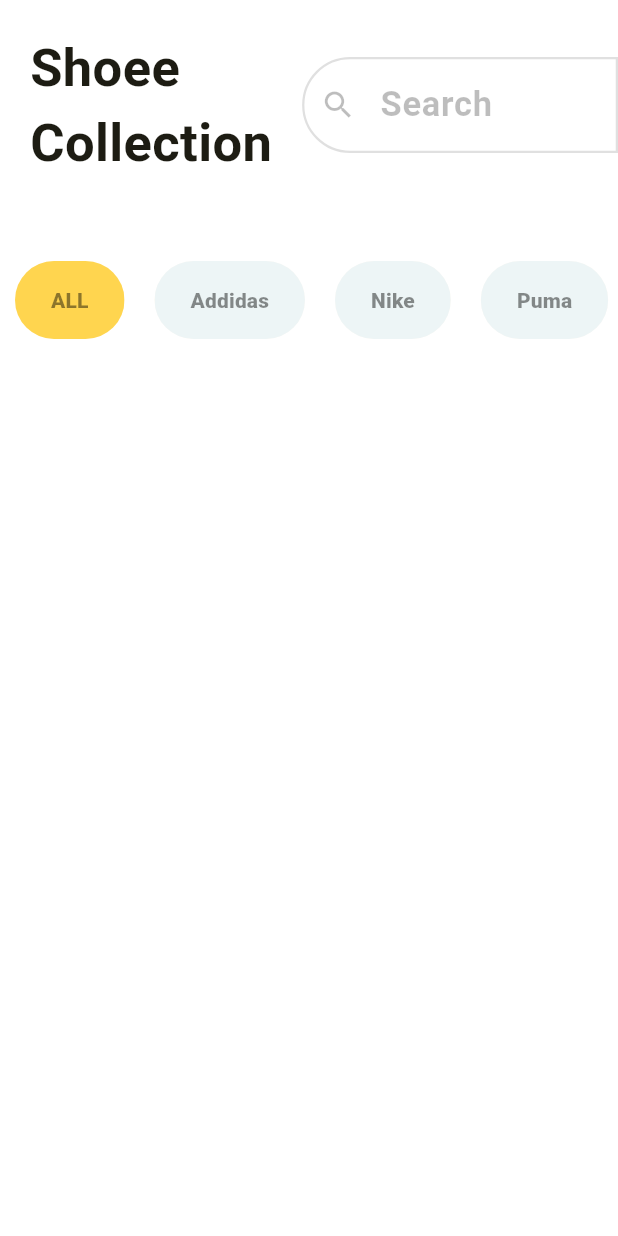
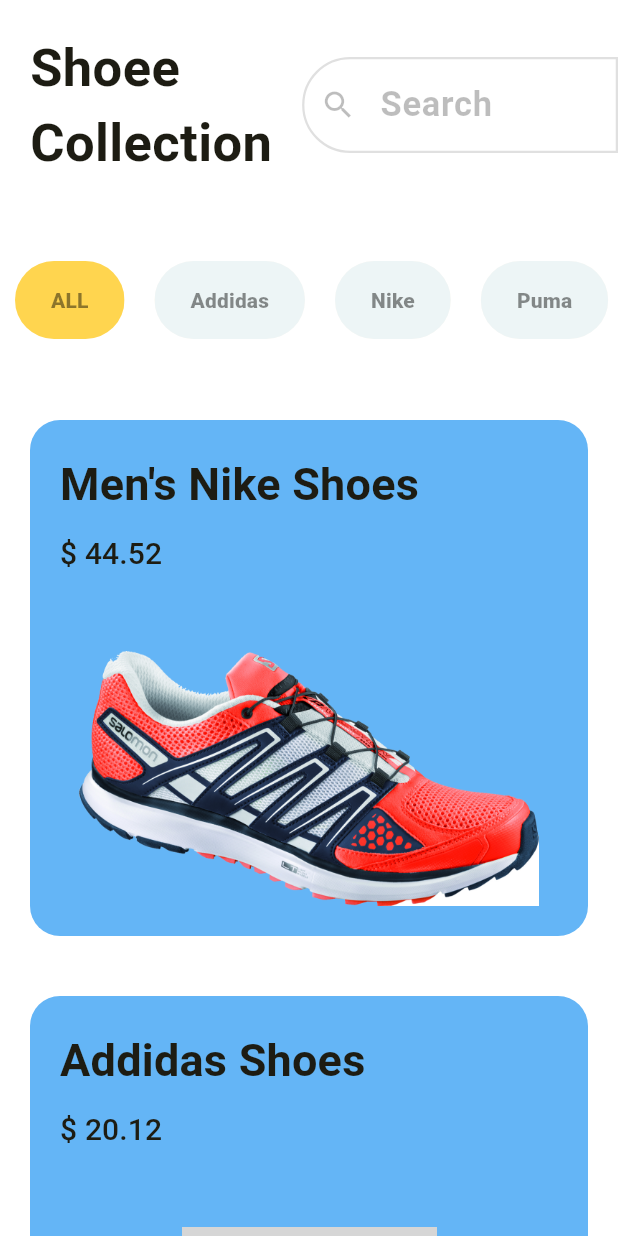
Before and after one commit to vijay4dev/ecomapp_project, a Flutter app: the screen it shows after launch, on a phone screen of 412 x 824 dp. Run offline on Flutter 3.47's test engine with Material 3 defaults, Android fonts, the phone set to English and light mode, and no system bars; missing offline and left inert: dart:ffi; Roboto replaces fonts that are missing (sans); grey boxes are pictures that could not be loaded.

Commit message:
added cards

```diff
--- a/lib/main.dart
+++ b/lib/main.dart
@@ -26,6 +26,16 @@
           prefixIconColor: Colors.black26,
           contentPadding: EdgeInsets.only(left: 0),
         ),
+        textTheme: const TextTheme(
+          titleMedium: TextStyle(
+            fontWeight: FontWeight.bold,
+            fontSize: 30
+          ),
+          titleSmall: TextStyle(
+            fontWeight: FontWeight.w500,
+            fontSize: 20
+          )
+        )
       ),
       home: const HomePage(),
     );
--- /dev/null
+++ b/lib/pages/global_products.dart
@@ -0,0 +1,34 @@
+final products = [
+  {
+    'id': '0',
+    'title': 'Men\'s Nike Shoes',
+    'price': 44.52,
+    'imageUrl': 'assets/images/shoes_1.png',
+    'company': 'Nike',
+    'sizes': [9, 10, 11, 12],
+  },
+  {
+    'id': '1',
+    'title': 'Addidas Shoes',
+    'price': 20.12,
+    'imageUrl': 'assets/images/shoes_2.png',
+    'company': 'Addidas',
+    'sizes': [9, 10, 12],
+  },
+  {
+    'id': '2',
+    'title': 'Bata Women\'s Shoes',
+    'price': 28.95,
+    'imageUrl': 'assets/images/shoes_3.png',
+    'company': 'Bata',
+    'sizes': [8, 9, 10],
+  },
+  {
+    'id': '3',
+    'title': 'Jordan Shoes',
+    'price': 420.69,
+    'imageUrl': 'assets/images/shoes_4.png',
+    'company': 'Nike',
+    'sizes': [8, 9, 10],
+  },
+];
--- a/lib/pages/home_page.dart
+++ b/lib/pages/home_page.dart
@@ -1,3 +1,7 @@
+import 'dart:ffi';
+
+import 'package:ecomapp_project/pages/global_products.dart';
+import 'package:ecomapp_project/pages/product_card.dart';
 import 'package:ecomapp_project/pages/shoe_filter.dart';
 import 'package:flutter/material.dart';
 
@@ -55,8 +59,21 @@
             ),
             SizedBox(
               height: 120,
+              child: ShoeFilter(filteritem: filters),
+            ),
+            Expanded(
+              child:ListView.builder(
 
-              child: ShoeFilter(filteritem: filters),
+              itemCount: products.length,
+              itemBuilder:(context,index){
+                final product =  products[index];
+                return ProductCard(
+                  title: product['title'] as String,
+                  price: product['price'] as double,
+                  image: product['imageUrl'] as String
+                );
+              },
+            ),
             ),
           ],
         ),
--- /dev/null
+++ b/lib/pages/product_card.dart
@@ -0,0 +1,43 @@
+import 'dart:ffi';
+
+import 'package:flutter/material.dart';
+
+class ProductCard extends StatelessWidget {
+  final String title;
+  final double price;
+  final String image;
+  const ProductCard({
+    super.key,
+    required this.title,
+    required this.price,
+    required this.image,
+    });
+
+  @override
+  Widget build(BuildContext context) {
+    return Container(
+      decoration: BoxDecoration(
+        borderRadius: BorderRadius.circular(20),
+        color: Colors.blue[300],
+      ),
+      margin: const EdgeInsets.all(20),
+      child:  Padding(
+        padding: const EdgeInsets.all(20.0),
+        child: Column(
+          crossAxisAlignment: CrossAxisAlignment.start,
+          children: [
+            Text(title,
+            style: Theme.of(context).textTheme.titleMedium,
+            ),
+            const SizedBox(height: 10),
+            Text('\$ $price',
+            style: Theme.of(context).textTheme.titleSmall,
+            ),
+            const SizedBox(height: 50),
+            Center(child: Image.asset(image,height: 170))
+          ],
+        ),
+      ),
+    );
+  }
+}
--- a/lib/pages/shoe_filter.dart
+++ b/lib/pages/shoe_filter.dart
@@ -20,6 +20,7 @@
       selected = widget.filteritem[0];
     }
   }
+  @override
   Widget build(BuildContext context) {
     return   ListView.builder(
                 scrollDirection: Axis.horizontal,
--- a/pubspec.yaml
+++ b/pubspec.yaml
@@ -60,9 +60,8 @@
   uses-material-design: true
 
   # To add assets to your application, add an assets section, like this:
-  # assets:
-  #   - images/a_dot_burr.jpeg
-  #   - images/a_dot_ham.jpeg
+  assets:
+     - assets/images/
 
   # An image asset can refer to one or more resolution-specific "variants", see
   # https://flutter.dev/to/resolution-aware-images
```
